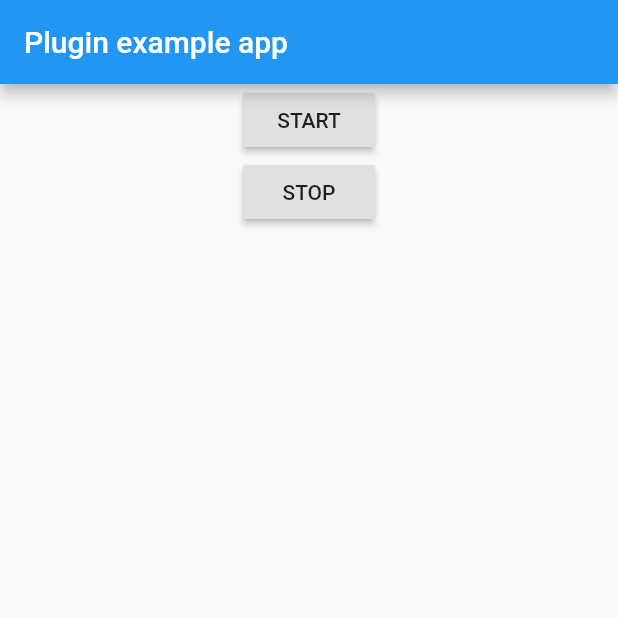
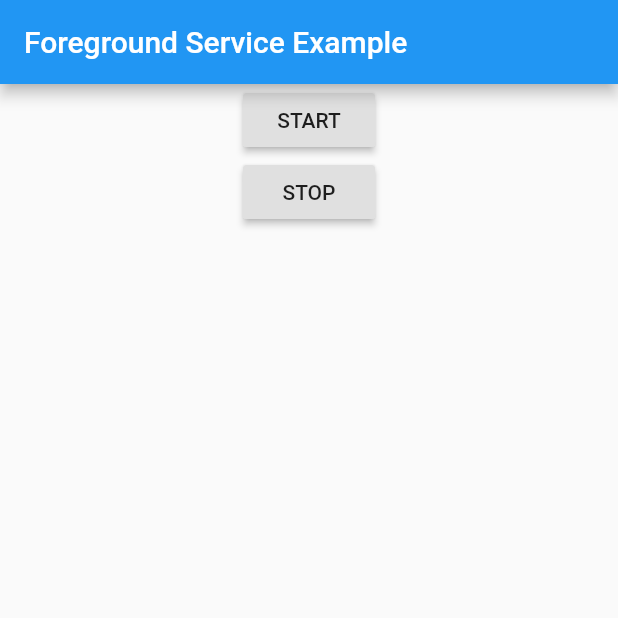
Before and after one commit to ChangJoo-Park/flutter_foreground_service_plugin, a Flutter app: the screen it shows after launch, on a phone screen of 412 x 824 dp, the top half of it. Run offline on Flutter 3.47's test engine with Material 2 defaults, Android fonts, the phone set to English and light mode, and no system bars.

Commit message:
Implement using title content and **icon**

```diff
--- a/example/lib/main.dart
+++ b/example/lib/main.dart
@@ -24,7 +24,7 @@ class _MyAppState extends State<MyApp> {
     return MaterialApp(
       home: Scaffold(
         appBar: AppBar(
-          title: const Text('Plugin example app'),
+          title: const Text('Foreground Service Example'),
         ),
         body: Center(
           child: Column(
--- a/lib/flutter_foreground_plugin.dart
+++ b/lib/flutter_foreground_plugin.dart
@@ -1,6 +1,7 @@
 import 'dart:async';
 import 'dart:ui';
 
+import 'package:flutter/cupertino.dart';
 import 'package:flutter/services.dart';
 
 class FlutterForegroundPlugin {
@@ -17,6 +18,10 @@ class FlutterForegroundPlugin {
     bool holdWakeLock = false,
     Function onStarted,
     Function onStopped,
+    @required String iconName,
+    @required String title,
+    String content = "",
+    String subtext = "",
   }) async {
     if (onStarted != null) {
       onStartedMethod = onStarted;
@@ -26,8 +31,13 @@ class FlutterForegroundPlugin {
       onStoppedMethod = onStopped;
     }
 
-    await _mainChannel.invokeMethod("startForegroundService",
-        <String, dynamic>{'holdWakeLock': holdWakeLock});
+    await _mainChannel.invokeMethod("startForegroundService", <String, dynamic>{
+      'holdWakeLock': holdWakeLock,
+      'icon': iconName,
+      'title': title,
+      'content': content,
+      'subtext': subtext
+    });
   }
 
   static Future<void> stopForegroundService() async {
```
Also changed, not shown: 8 other files.
